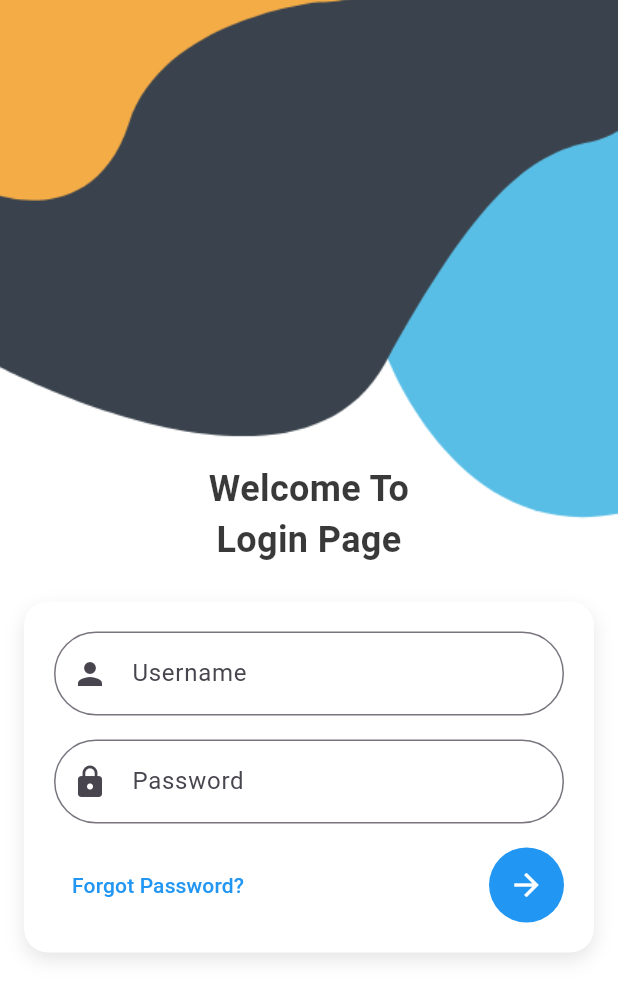
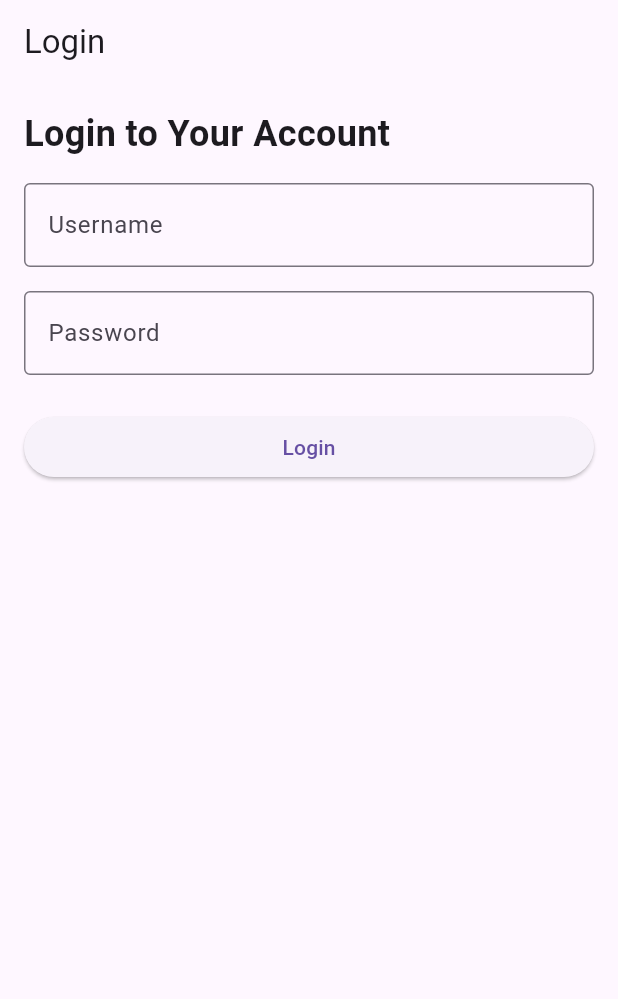
Before and after one commit to BhojrajCSE21/new_crm, a Flutter app: the screen it shows after launch, on a phone screen of 412 x 824 dp. Shown: the top 999 px of the screen. Run offline on Flutter 3.47's test engine with Material 3 defaults, Android fonts, the phone set to English and light mode, and no system bars; drawn by our look-alikes of calendar_view; our stand-ins replace another_flushbar, file_picker, flutter_secure_storage, flutter_spinkit, table_calendar; missing offline and left inert: kalender.

Commit message:
fixed login functionality

```diff
--- a/lib/main.dart
+++ b/lib/main.dart
@@ -29,7 +29,7 @@ class MyApp extends StatelessWidget {
           ),
           home: SplashScreen(),
           routes: {
-            '/login': (context) => LoginScreen(),
+            '/login': (context) => LoginView(),
             '/home': (context) => HomePage(),
           },
         ),
--- a/lib/view/auth/login_screen.dart
+++ b/lib/view/auth/login_screen.dart
@@ -2,153 +2,105 @@ import 'package:flutter/material.dart';
 import 'package:new_crm/view_models/login_view_model.dart';
 import 'package:provider/provider.dart';
 
-class LoginScreen extends StatelessWidget {
+class LoginView extends StatefulWidget {
+  const LoginView({Key? key}) : super(key: key);
+
+  @override
+  State<LoginView> createState() => _LoginViewState();
+}
+
+class _LoginViewState extends State<LoginView> {
+  final _formKey = GlobalKey<FormState>();
   final TextEditingController _usernameController = TextEditingController();
   final TextEditingController _passwordController = TextEditingController();
-
-  LoginScreen({super.key});
+  bool _isLoading = false;
 
   @override
   Widget build(BuildContext context) {
     final loginViewModel = Provider.of<LoginViewModel>(context);
 
     return Scaffold(
-      body: Stack(
+      appBar: AppBar(
+        title: const Text('Login'),
+      ),
+      body: _isLoading
+          ? const Center(child: CircularProgressIndicator())
+          : Padding(
+              padding: const EdgeInsets.all(16.0),
+              child: Form(
+                key: _formKey,
+                child: Column(
+                  crossAxisAlignment: CrossAxisAlignment.start,
                   children: [
-          // Background Image
-          Container(
-            decoration: const BoxDecoration(
-              image: DecorationImage(
-                image: AssetImage('assets/images/login.png'),
-                fit: BoxFit.cover,
+                    const Text(
+                      'Login to Your Account',
+                      style: TextStyle(fontSize: 24, fontWeight: FontWeight.bold),
                     ),
+                    const SizedBox(height: 16),
+                    TextFormField(
+                      controller: _usernameController,
+                      decoration: const InputDecoration(
+                        labelText: 'Username',
+                        border: OutlineInputBorder(),
                       ),
+                      validator: (value) {
+                        if (value == null || value.isEmpty) {
+                          return 'Please enter your username';
+                        }
+                        return null;
+                      },
                     ),
-          // Form Content
-          Center(
-            child: SingleChildScrollView(
-              physics: const BouncingScrollPhysics(),
-              padding: const EdgeInsets.all(16.0),
-              child: Column(
-                mainAxisAlignment: MainAxisAlignment.center,
-                children: [
-                  // Add spacing above the Welcome Text
-                  const SizedBox(height: 120), // Adjust height to push text down
-
-                  // Welcome Text
-                  const Text(
-                    'Welcome To\nLogin Page',
-                    textAlign: TextAlign.center,
-                    style: TextStyle(
-                      fontSize: 24,
-                      fontWeight: FontWeight.bold,
-                      color: Color.fromARGB(204, 7, 7, 7),
+                    const SizedBox(height: 16),
+                    TextFormField(
+                      controller: _passwordController,
+                      decoration: const InputDecoration(
+                        labelText: 'Password',
+                        border: OutlineInputBorder(),
                       ),
+                      obscureText: true,
+                      validator: (value) {
+                        if (value == null || value.isEmpty) {
+                          return 'Please enter your password';
+                        }
+                        return null;
+                      },
                     ),
                     const SizedBox(height: 24),
+                    SizedBox(
+                      width: double.infinity,
+                      child: ElevatedButton(
+                        onPressed: () async {
+                          if (_formKey.currentState!.validate()) {
+                            setState(() {
+                              _isLoading = true;
+                            });
 
-                  // Rounded Container for Input Fields
-                  Container(
-                    padding: const EdgeInsets.all(20.0),
-                    decoration: BoxDecoration(
-                      color: Colors.white,
-                      borderRadius: BorderRadius.circular(16.0),
-                      boxShadow: [
-                        BoxShadow(
-                          color: Colors.black.withOpacity(0.1),
-                          blurRadius: 10,
-                          offset: const Offset(0, 5),
-                        ),
-                      ],
-                    ),
-                    child: Column(
-                      crossAxisAlignment: CrossAxisAlignment.stretch,
-                      children: [
-                        // Username Field
-                        TextField(
-                          controller: _usernameController,
-                          decoration: InputDecoration(
-                            labelText: 'Username',
-                            prefixIcon: const Icon(Icons.person),
-                            border: OutlineInputBorder(
-                              borderRadius: BorderRadius.circular(30.0),
-                            ),
-                          ),
-                        ),
-                        const SizedBox(height: 16),
+                            final loginRequest = {
+                              'username': _usernameController.text.trim(),
+                              'password': _passwordController.text.trim(),
+                            };
 
-                        // Password Field
-                        TextField(
-                          controller: _passwordController,
-                          decoration: InputDecoration(
-                            labelText: 'Password',
-                            prefixIcon: const Icon(Icons.lock),
-                            border: OutlineInputBorder(
-                              borderRadius: BorderRadius.circular(30.0),
-                            ),
-                          ),
-                          obscureText: true,
-                        ),
-                        const SizedBox(height: 16),
+                            await loginViewModel.loginApi(context, loginRequest);
 
-                        // Row with Forgot Password and Circle Avatar Login Button
-                        Row(
-                          mainAxisAlignment: MainAxisAlignment.spaceBetween,
-                          children: [
-                            // Forgot Password
-                            TextButton(
-                              onPressed: () {
-                                // TODO: Handle "Forgot Password" functionality
-                              },
-                              child: const Text(
-                                'Forgot Password?',
-                                style: TextStyle(color: Colors.blue),
-                              ),
-                            ),
-
-                            // Login Button
-                            loginViewModel.isLoading
-                                ? const CircularProgressIndicator()
-                                : GestureDetector(
-                                    onTap: () async {
-                                      final success = await loginViewModel.login(
-                                        _usernameController.text,
-                                        _passwordController.text,
-                                      );
-
-                                      if (success) {
-                                        Navigator.pushReplacementNamed(
-                                            context, '/home');
-                                      } else {
-                                        ScaffoldMessenger.of(context)
-                                            .showSnackBar(
-                                          const SnackBar(
-                                            content: Text('Login failed'),
-                                          ),
-                                        );
+                            setState(() {
+                              _isLoading = false;
+                            });
                           }
                         },
-                                    child: const CircleAvatar(
-                                      radius: 25, // Smaller size
-                                      backgroundColor: Colors.blue,
-                                      child: Icon(
-                                        Icons.arrow_forward,
-                                        color: Colors.white,
-                                        size: 24,
-                                      ),
-                                    ),
-                                  ),
-                          ],
-                        ),
-                      ],
+                        child: const Text('Login'),
                       ),
                     ),
                   ],
                 ),
               ),
             ),
-        ],
-      ),
     );
   }
+
+  @override
+  void dispose() {
+    _usernameController.dispose();
+    _passwordController.dispose();
+    super.dispose();
   }
+}
--- a/lib/view/menu/widgets/main_menu.dart
+++ b/lib/view/menu/widgets/main_menu.dart
@@ -360,7 +360,7 @@ class MainMenuDrawer extends StatelessWidget {
               // Navigate to the login screen
               Navigator.pushAndRemoveUntil(
                 context,
-                MaterialPageRoute(builder: (context) => LoginScreen()),
+                MaterialPageRoute(builder: (context) => LoginView()),
                 (Route<dynamic> route) => false, // Remove all previous routes
               );
             },
--- a/lib/view_models/login_view_model.dart
+++ b/lib/view_models/login_view_model.dart
@@ -1,50 +1,67 @@
-import 'dart:convert';
 import 'package:flutter/material.dart';
-import 'package:http/http.dart' as http;
-import 'package:new_crm/utils/general/secure_storage.dart';
-import 'package:new_crm/utils/urls/app_urls.dart';
-import '../models/login_model.dart';
+import 'package:flutter_secure_storage/flutter_secure_storage.dart';
+import 'package:new_crm/models/login_model.dart';
+import 'package:new_crm/utils/general/utils.dart';
+import 'package:new_crm/view/auth/login_screen.dart';
+import 'package:new_crm/view/dashboard/screens/home_view.dart';
 
-class LoginViewModel extends ChangeNotifier {
-  final SecureStorage _secureStorage = SecureStorage();
-  bool _isLoading = false;
+class LoginViewModel with ChangeNotifier {
+  final loginService = LoginApiService();
+  final _secureStorage = const FlutterSecureStorage();
 
-  bool get isLoading => _isLoading;
+  String? _userName;
+  String? _password;
+  bool _isAuthenticated = false;
 
-  Future<bool> login(String username, String password) async {
-    _isLoading = true;
+  String? get userName => _userName;
+  String? get password => _password;
+  bool get isAuthenticated => _isAuthenticated;
+
+  Future<void> loginApi(BuildContext context, Map<String, dynamic> data) async {
+    try {
+      final loginResponse = await loginService.loginApi(context, data);
+
+      if (loginResponse != null) {
+        _userName = data['username'];
+        _password = data['password'];
+        _isAuthenticated = true;
+
+        await _secureStorage.write(key: 'username', value: _userName);
+        await _secureStorage.write(key: 'password', value: _password);
+
+        notifyListeners();
+
+        Navigator.pushReplacement(
+          context,
+          MaterialPageRoute(builder: (context) => HomePage()),
+        );
+      }
+    } catch (error) {
+      Utils.flushbarErrorMessage("An error occurred during login: $error", context);
+    }
+  }
+
+  Future<void> loadUserData() async {
+    _userName = await _secureStorage.read(key: 'username') ?? "";
+    _password = await _secureStorage.read(key: 'password') ?? "";
     notifyListeners();
+  }
 
+  Future<void> logoutUser(BuildContext context) async {
     try {
-      final response = await http.post(
-        Uri.parse(AppUrls.loginUrl),
-        headers: {'Content-Type': 'application/json'},
-        body: jsonEncode(
-            LoginRequest(username: username, password: password).toJson()),
+      await _secureStorage.deleteAll();
+      _userName = null;
+      _password = null;
+      _isAuthenticated = false;
+
+      notifyListeners();
+
+      Navigator.pushReplacement(
+        context,
+        MaterialPageRoute(builder: (context) => LoginView()),
       );
-
-      if (response.statusCode == 200) {
-        final data = jsonDecode(response.body);
-
-        // Extract the access token from the response
-        final accessToken = data['access'];
-
-        // Store the access token in secure storage
-        await _secureStorage.writeToken(accessToken);
-
-        _isLoading = false;
-        notifyListeners();
-        return true;
-      } else {
-        _isLoading = false;
-        notifyListeners();
-        return false;
-      }
-    } catch (e) {
-      print('Login error: $e');
-      _isLoading = false;
-      notifyListeners();
-      return false;
+    } catch (error) {
+      Utils.flushbarErrorMessage("An error occurred during logout: $error", context);
     }
   }
 }
--- a/pubspec.yaml
+++ b/pubspec.yaml
@@ -41,6 +41,7 @@ dependencies:
   calendar_view: ^1.3.0
   kalender: ^0.5.0
   table_calendar: ^3.1.0
+  another_flushbar: ^1.10.0
 
 dev_dependencies:
   flutter_test:
```
Also changed, not shown: lib/models/login_model.dart (+63 -5 lines), lib/utils/general/utils.dart (added, +25 -0 lines), pubspec.lock. Lines whose indentation alone changed are shown as unchanged.
